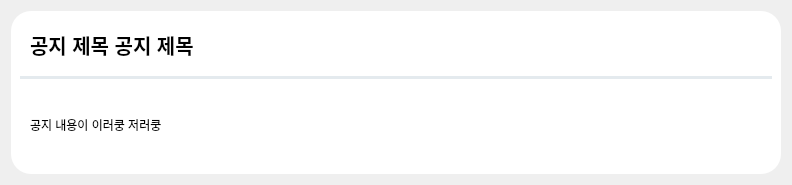
Before: the Qt Designer form main_code/front/ui/notice_widget.ui in guaba98/TeamCollaborationTool, drawn with Qt 5.
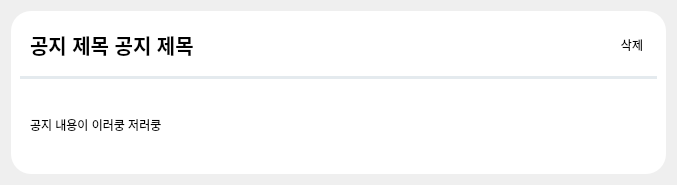
After: the same form once the commit is applied. Icons and pictures are not drawn.

Patch:
```diff
--- a/main_code/front/ui/notice_widget.ui
+++ b/main_code/front/ui/notice_widget.ui
@@ -6,7 +6,7 @@
    <rect>
     <x>0</x>
     <y>0</y>
-    <width>792</width>
+    <width>677</width>
     <height>181</height>
    </rect>
   </property>
@@ -18,7 +18,7 @@
     <widget class="QFrame" name="main_frame">
      <property name="minimumSize">
       <size>
-       <width>755</width>
+       <width>0</width>
        <height>163</height>
       </size>
      </property>
@@ -70,17 +70,7 @@
            </size>
           </property>
           <property name="text">
-           <string/>
-          </property>
-          <property name="icon">
-           <iconset resource="../src_img/my_qrc.qrc">
-            <normaloff>:/newPrefix/close.png</normaloff>:/newPrefix/close.png</iconset>
-          </property>
-          <property name="iconSize">
-           <size>
-            <width>20</width>
-            <height>20</height>
-           </size>
+           <string>삭제</string>
           </property>
          </widget>
         </item>
```
Left out of the diff: 4 changed lines with no effect on the pictures.
